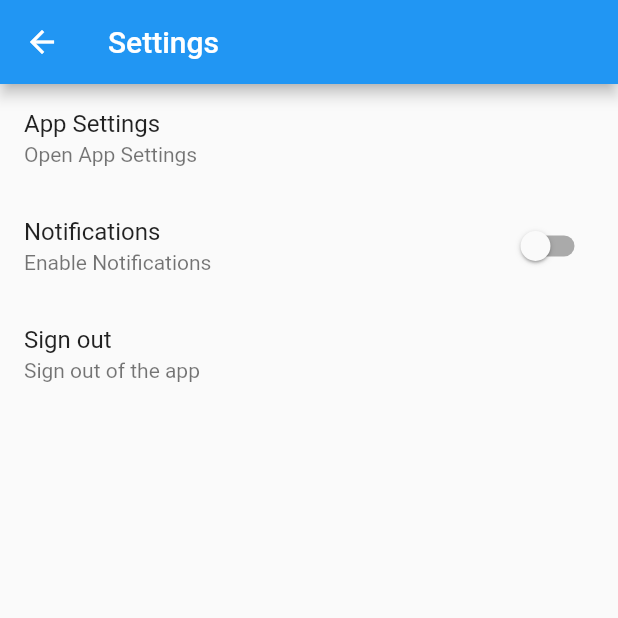
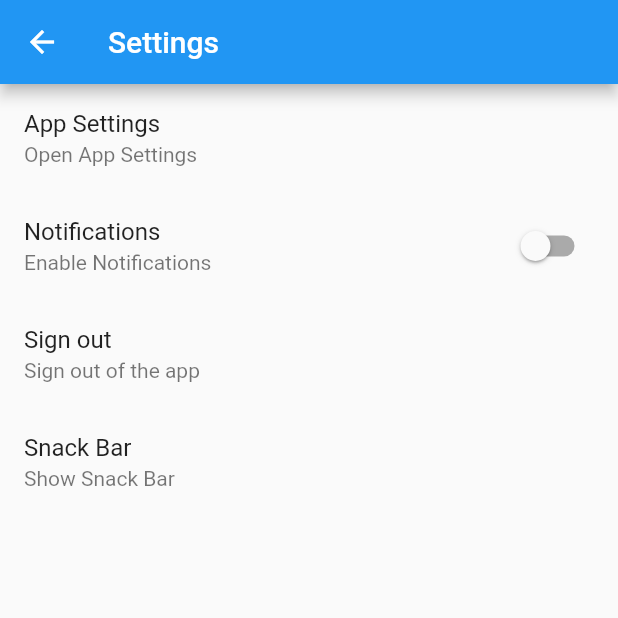
Before and after one commit to VictorUvarov/provider_architecture_template, a Flutter app: the SettingsView screen opened directly, on a phone screen of 412 x 824 dp, the top half of it. Run offline on Flutter 3.47's test engine with Material 2 defaults, Android fonts, the phone set to English and light mode, and no system bars; drawn by our look-alikes of flutter_platform_widgets; our stand-ins replace built_value, connectivity, device_info, dio, flare_flutter, flushbar and 5 more; missing offline and left inert: app_settings, mockito, pedantic; accounts and stored records are empty; generated files the repository leaves out were written again; statements that could not run were skipped.

Commit message:
restructure sample and minor cleanups

```diff
--- a/assets/lang/en.json
+++ b/assets/lang/en.json
@@ -12,6 +12,8 @@
   "settings-view-location": "Current location",
   "settings-view-sign-out": "Sign out",
   "settings-view-sign-out-desc": "Sign out of the app",
+  "settings-view-snack-bar": "Snack Bar",
+  "settings-view-snack-bar-desc": "Show Snack Bar",
   "login-view-title": "Login",
   "login-button-text": "Login",
   "button-text-cancel": "Cancel",
--- a/assets/lang/es.json
+++ b/assets/lang/es.json
@@ -12,6 +12,8 @@
   "settings-view-location": "Ubicación actual",
   "settings-view-sign-out": "Desconectar",
   "settings-view-sign-out-desc": "Salir de la aplicación",
+  "settings-view-snack-bar": "Snackbar notificación",
+  "settings-view-snack-bar-desc": "nos muestra la notificación snackbar",
   "login-view-title": "Iniciar Sesión",
   "login-button-text": "Iniciar",
   "button-text-cancel": "Cancelar",
--- a/assets/lang/ru.json
+++ b/assets/lang/ru.json
@@ -12,6 +12,8 @@
   "settings-view-location": "Текущее местоположение",
   "settings-view-sign-out": "выход",
   "settings-view-sign-out-desc": "Выйти из приложения",
+  "settings-view-snack-bar": "Снэк-бар",
+  "settings-view-snack-bar-desc": "показывает уведомление нам закусочная",
   "login-view-title": "Авторизоваться",
   "login-button-text": "Авторизоваться",
   "button-text-cancel": "Отмена",
--- a/lib/core/localization/localization.dart
+++ b/lib/core/localization/localization.dart
@@ -53,6 +53,9 @@ class AppLocalizations {
   String get settingsViewSignOut => translate('settings-view-sign-out');
   String get settingsViewSignOutDesc =>
       translate('settings-view-sign-out-desc');
+  String get settingsViewSnackBar => translate('settings-view-snack-bar');
+  String get settingsViewSnackBarDesc =>
+      translate('settings-view-snack-bar-desc');
 
   String get loginViewTitle => translate('login-view-title');
   String get loginButtonText => translate('login-button-text');
--- a/lib/core/managers/snack_bar_manager.dart
+++ b/lib/core/managers/snack_bar_manager.dart
@@ -46,10 +46,10 @@ class _SnackBarManagerState extends State<SnackBarManager> {
           request.childtext,
           style: TextStyle(color: Theme.of(context).accentColor),
         ),
-        onPressed: () {},
+        onPressed: request.onPressed,
       ),
-      duration: Duration(seconds: 5),
-      backgroundColor: Colors.red,
+      duration: Duration(seconds: request.duration),
+      backgroundColor: Color(request.colorCode),
       // Show it with a cascading operator
     )..show(context);
   }
--- a/lib/core/models/snack_bar_request/confirm_snack_bar_request.dart
+++ b/lib/core/models/snack_bar_request/confirm_snack_bar_request.dart
@@ -6,7 +6,17 @@ part 'confirm_snack_bar_request.g.dart';
 abstract class ConfirmSnackBarRequest extends SnackBarRequest
     implements Built<ConfirmSnackBarRequest, ConfirmSnackBarRequestBuilder> {
   String get message;
+
   String get childtext;
+
+  @nullable
+  int get colorCode;
+
+  @nullable
+  int get duration;
+
+  @nullable
+  void Function() get onPressed;
 
   ConfirmSnackBarRequest._();
   factory ConfirmSnackBarRequest(
--- a/lib/ui/views/settings_view.dart
+++ b/lib/ui/views/settings_view.dart
@@ -30,6 +30,7 @@ class SettingsView extends StatelessWidget {
             _AppSettingsListTile(),
             _NotificationsListTile(),
             _SignOutListTile(),
+            _ShowSnackBarListTile()
           ],
         ),
       ),
@@ -91,3 +92,25 @@ class _SignOutListTile extends ProviderWidget<SettingsViewModel> {
     );
   }
 }
+
+class _ShowSnackBarListTile extends ProviderWidget<SettingsViewModel> {
+  @override
+  Widget build(BuildContext context, SettingsViewModel model) {
+    final local = AppLocalizations.of(context);
+
+    return ListTile(
+      title: Text(local.settingsViewSnackBar),
+      subtitle: Text(local.settingsViewSnackBarDesc),
+      trailing: PlatformWidget(
+        android: (_) => Icon(Icons.announcement),
+        ios: (_) => Icon(CupertinoIcons.conversation_bubble),
+      ),
+      onTap: () => model.showSnackbar(
+        message: 'some message',
+        childText: 'okay',
+        colorCode: 0xffb74093,
+        duration: 2,
+      ),
+    );
+  }
+}
```
Also changed, not shown: lib/core/view_models/login_view_model.dart (+2 -11 lines), lib/core/view_models/settings_view_model.dart (+14 -0 lines), lib/core/models/post/post_h.g.dart, lib/core/models/snack_bar_request/confirm_snack_bar_request.g.dart, lib/core/models/user/user_h.g.dart.
